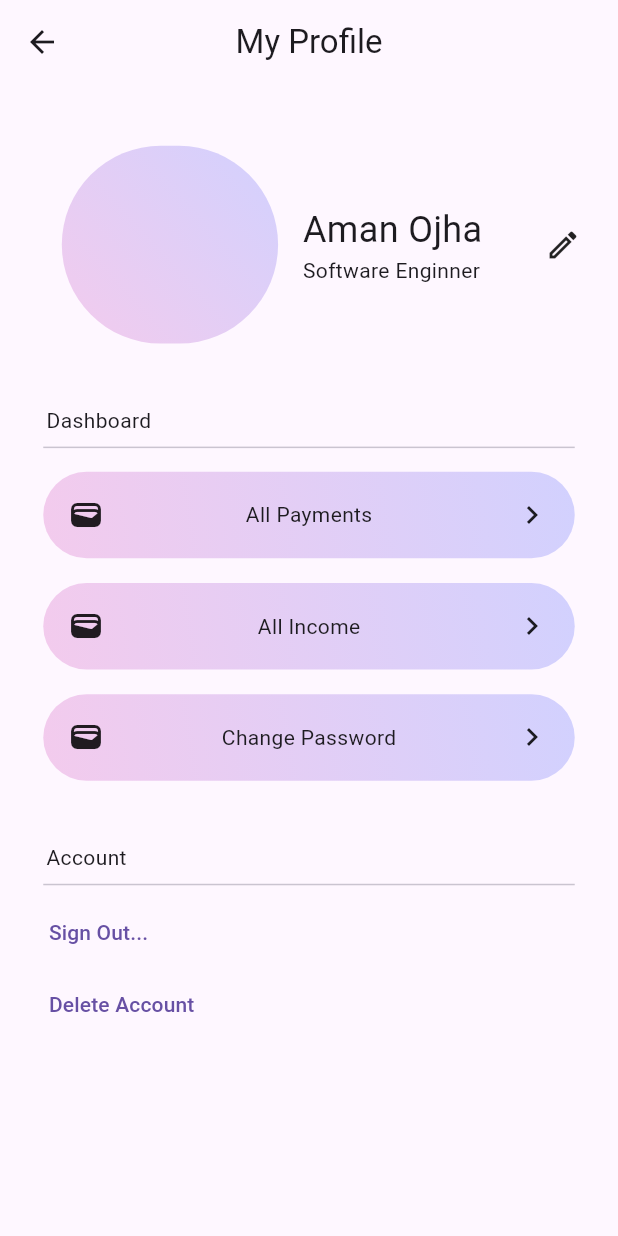
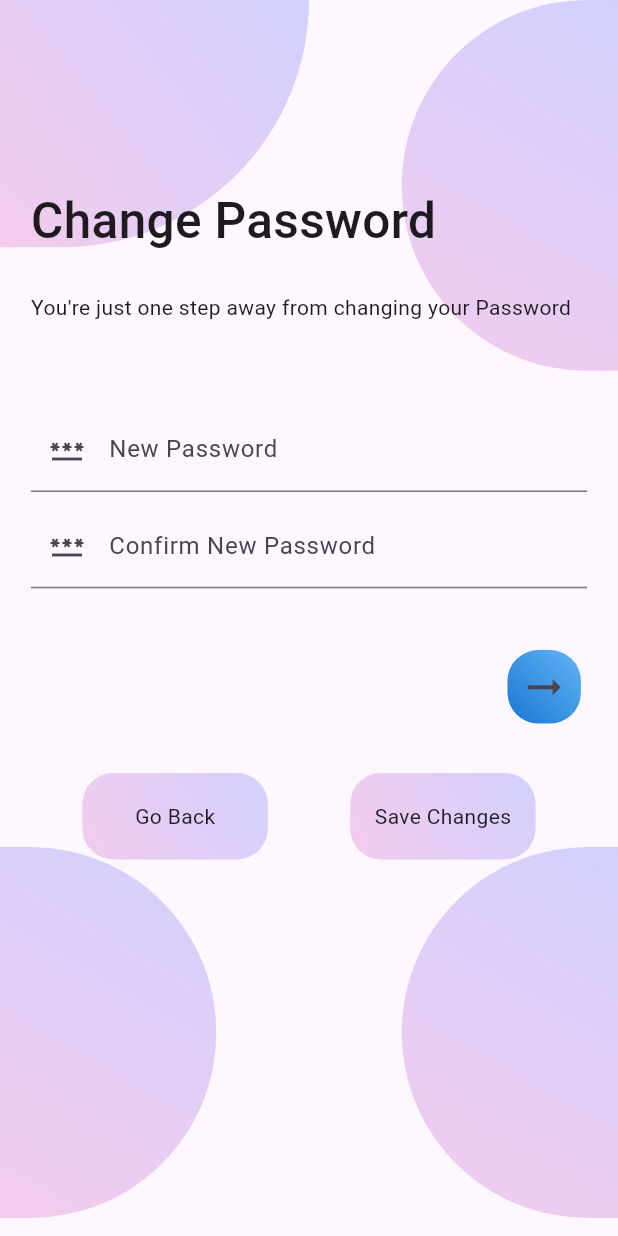
Before and after one commit to justaman045/spendwise, a Flutter app: the UserProfile screen opened directly, after a tap on "Change Password", on a phone screen of 412 x 824 dp. Run offline on Flutter 3.47's test engine with Material 3 defaults, Android fonts, the phone set to English and light mode, and no system bars; our stand-ins replace countup, get, permission_handler, syncfusion_flutter_charts; missing offline and left inert: flutter_sms_inbox.

Commit message:
Final development of UI Screens

```diff
--- /dev/null
+++ b/lib/Screens/change_password.dart
@@ -0,0 +1,240 @@
+import "package:flutter/material.dart";
+import "package:get/get.dart";
+
+class ChangePassword extends StatelessWidget {
+  const ChangePassword({super.key});
+
+  @override
+  Widget build(BuildContext context) {
+    final double height = MediaQuery.of(context).size.height;
+    final double width = MediaQuery.of(context).size.width;
+    return Scaffold(
+      // appBar: AppBar(
+      //   title: const Text("Change Password"),
+      //   centerTitle: true,
+      // ),
+      body: Column(
+        children: [
+          Stack(
+            children: [
+              Container(
+                height: height * 0.2,
+                width: width * 0.5,
+                decoration: BoxDecoration(
+                  borderRadius: BorderRadius.only(
+                    bottomRight: Radius.circular(height * 0.3),
+                  ),
+                  gradient: const LinearGradient(
+                    begin: Alignment.topRight,
+                    end: Alignment.bottomLeft,
+                    colors: [
+                      Color.fromRGBO(210, 209, 254, 1),
+                      Color.fromRGBO(243, 203, 237, 1),
+                    ],
+                  ),
+                ),
+              ),
+              Padding(
+                padding: EdgeInsets.only(left: width * 0.65),
+                child: Container(
+                  height: height * 0.3,
+                  width: width * 0.35,
+                  decoration: BoxDecoration(
+                    borderRadius: BorderRadius.only(
+                      topLeft: Radius.circular(height * 0.3),
+                      bottomLeft: Radius.circular(height * 0.3),
+                    ),
+                    gradient: const LinearGradient(
+                      begin: Alignment.topRight,
+                      end: Alignment.bottomLeft,
+                      colors: [
+                        Color.fromRGBO(210, 209, 254, 1),
+                        Color.fromRGBO(243, 203, 237, 1),
+                      ],
+                    ),
+                  ),
+                ),
+              ),
+              SafeArea(
+                child: Column(
+                  crossAxisAlignment: CrossAxisAlignment.start,
+                  children: [
+                    Padding(
+                      padding: EdgeInsets.only(
+                        top: height * 0.15,
+                        left: width * 0.05,
+                      ),
+                      child: Text(
+                        "Change Password",
+                        style: TextStyle(
+                          fontSize: height * 0.04,
+                          fontWeight: FontWeight.w500,
+                        ),
+                      ),
+                    ),
+                    Padding(
+                      padding: EdgeInsets.only(
+                          left: width * 0.05, top: height * 0.03),
+                      child: const Text(
+                          "You're just one step away from changing your Password"),
+                    ),
+                  ],
+                ),
+              ),
+            ],
+          ),
+          Padding(
+            padding: EdgeInsets.only(
+              left: width * 0.05,
+              right: width * 0.05,
+              top: height * 0.03,
+            ),
+            child: const TextField(
+              decoration: InputDecoration(
+                label: Text("New Password"),
+                prefixIcon: Icon(
+                  Icons.password,
+                ),
+              ),
+            ),
+          ),
+          Padding(
+            padding: EdgeInsets.symmetric(
+              horizontal: width * 0.05,
+              vertical: height * 0.01,
+            ),
+            child: const TextField(
+              decoration: InputDecoration(
+                label: Text("Confirm New Password"),
+                prefixIcon: Icon(
+                  Icons.password,
+                ),
+              ),
+            ),
+          ),
+          Padding(
+            padding: EdgeInsets.only(right: width * 0.06, top: height * 0.04),
+            child: Row(
+              mainAxisAlignment: MainAxisAlignment.end,
+              children: [
+                Container(
+                  decoration: BoxDecoration(
+                    borderRadius: BorderRadius.circular(width * 0.05),
+                    gradient: LinearGradient(
+                      begin: Alignment.topRight,
+                      end: Alignment.bottomLeft,
+                      colors: [
+                        Colors.blue.shade300,
+                        Colors.blue.shade700,
+                      ],
+                    ),
+                  ),
+                  child: IconButton(
+                    onPressed: () {},
+                    icon: Icon(
+                      Icons.arrow_right_alt_outlined,
+                      size: width * 0.08,
+                    ),
+                  ),
+                ),
+              ],
+            ),
+          ),
+          Stack(
+            children: [
+              Padding(
+                padding: EdgeInsets.symmetric(vertical: height * 0.04),
+                child: Row(
+                  mainAxisAlignment: MainAxisAlignment.spaceEvenly,
+                  children: [
+                    GestureDetector(
+                      onTap: () => Get.back(),
+                      child: Container(
+                        decoration: BoxDecoration(
+                          borderRadius: BorderRadius.circular(width * 0.05),
+                          gradient: const LinearGradient(
+                            begin: Alignment.topRight,
+                            end: Alignment.bottomLeft,
+                            colors: [
+                              Color.fromRGBO(210, 209, 254, 1),
+                              Color.fromRGBO(243, 203, 237, 1),
+                            ],
+                          ),
+                        ),
+                        width: width * 0.3,
+                        height: height * 0.07,
+                        child: const Center(
+                          child: Text("Go Back"),
+                        ),
+                      ),
+                    ),
+                    Container(
+                      decoration: BoxDecoration(
+                        borderRadius: BorderRadius.circular(width * 0.05),
+                        gradient: const LinearGradient(
+                          begin: Alignment.topRight,
+                          end: Alignment.bottomLeft,
+                          colors: [
+                            Color.fromRGBO(210, 209, 254, 1),
+                            Color.fromRGBO(243, 203, 237, 1),
+                          ],
+                        ),
+                      ),
+                      width: width * 0.3,
+                      height: height * 0.07,
+                      child: const Center(
+                        child: Text("Save Changes"),
+                      ),
+                    ),
+                  ],
+                ),
+              ),
+              Padding(
+                padding: EdgeInsets.only(top: height * 0.1),
+                child: Container(
+                  height: height * 0.3,
+                  width: width * 0.35,
+                  decoration: BoxDecoration(
+                    borderRadius: BorderRadius.only(
+                      bottomRight: Radius.circular(height * 0.3),
+                      topRight: Radius.circular(height * 0.3),
+                    ),
+                    gradient: const LinearGradient(
+                      begin: Alignment.topRight,
+                      end: Alignment.bottomLeft,
+                      colors: [
+                        Color.fromRGBO(210, 209, 254, 1),
+                        Color.fromRGBO(243, 203, 237, 1),
+                      ],
+                    ),
+                  ),
+                ),
+              ),
+              Padding(
+                padding: EdgeInsets.only(left: width * 0.65, top: height * 0.1),
+                child: Container(
+                  height: height * 0.3,
+                  width: width * 0.35,
+                  decoration: BoxDecoration(
+                    borderRadius: BorderRadius.only(
+                      topLeft: Radius.circular(height * 0.3),
+                      bottomLeft: Radius.circular(height * 0.3),
+                    ),
+                    gradient: const LinearGradient(
+                      begin: Alignment.topRight,
+                      end: Alignment.bottomLeft,
+                      colors: [
+                        Color.fromRGBO(210, 209, 254, 1),
+                        Color.fromRGBO(243, 203, 237, 1),
+                      ],
+                    ),
+                  ),
+                ),
+              ),
+            ],
+          ),
+        ],
+      ),
+    );
+  }
+}
--- a/lib/Screens/user_profile.dart
+++ b/lib/Screens/user_profile.dart
@@ -3,6 +3,7 @@ import "package:get/get.dart";
 import "package:spendwise/Requirements/data.dart";
 import "package:spendwise/Requirements/transaction.dart";
 import "package:spendwise/Screens/all_transactions.dart";
+import "package:spendwise/Screens/change_password.dart";
 import "package:spendwise/Screens/delete_account.dart";
 import "package:spendwise/Screens/edit_user_profile.dart";
 
@@ -139,7 +140,15 @@ class UserProfile extends StatelessWidget {
               text: "All Income",
             ),
             MyProfileButtons(
-              fn: () {},
+              fn: () {
+                Get.to(
+                  routeName: "changePassword",
+                  () => const ChangePassword(),
+                  transition: customTrans,
+                  curve: customCurve,
+                  duration: duration,
+                );
+              },
               width: width,
               height: height,
               icons: const Icon(Icons.wallet_rounded),
```
Also changed, not shown: lib/Requirements/data.dart (+20 -2 lines), lib/Screens/cash_entry.dart (added, +218 -0 lines), lib/Screens/delete_account.dart (+94 -1 lines), lib/Screens/edit_user_profile.dart (+6 -13 lines), lib/Screens/home_page.dart (+12 -1 lines), lib/Screens/recognized_accounts.dart (+13 -3 lines).
